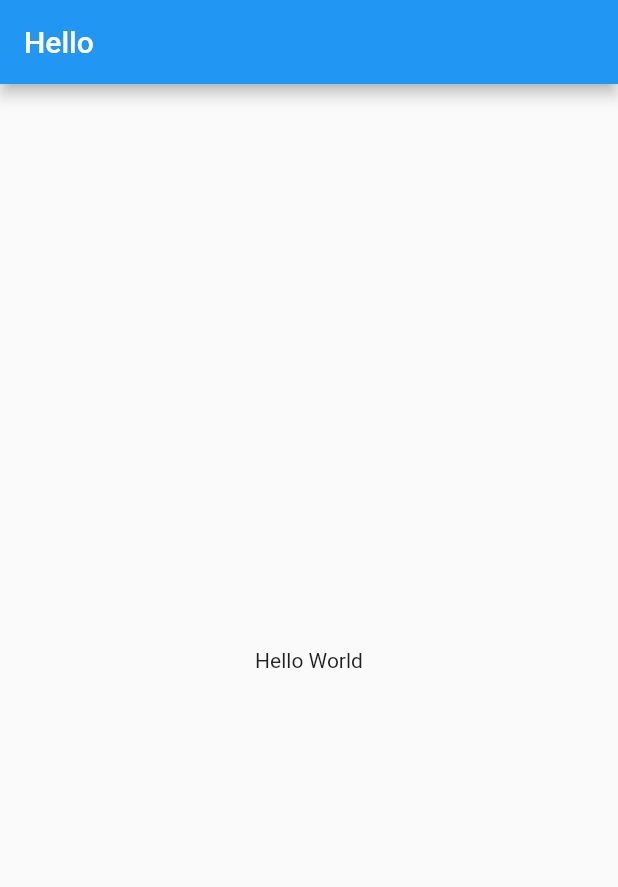
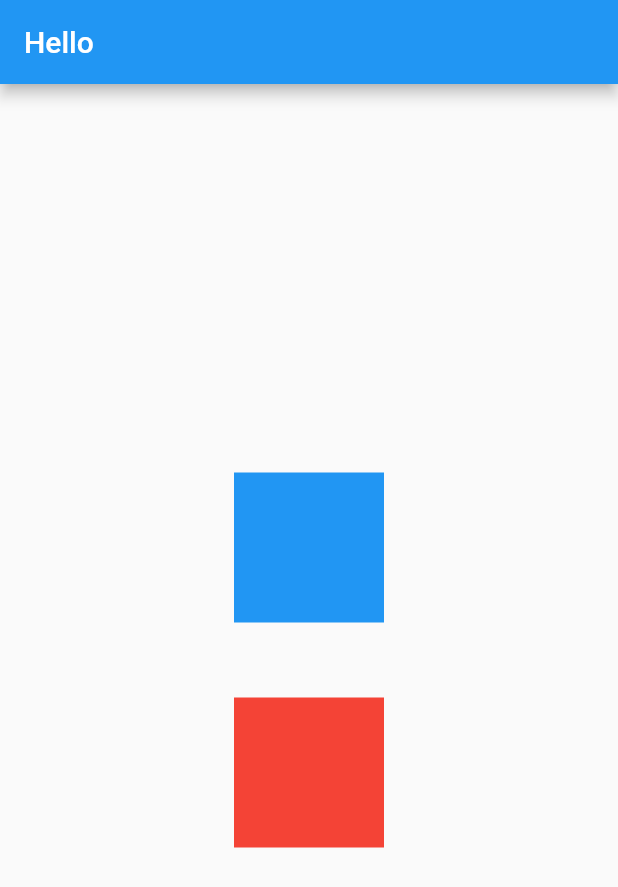
Before and after one commit to moshOntong-IT/flutter_forward, a Flutter app: the screen it shows after launch, on a phone screen of 412 x 824 dp. Shown: the top 887 px of the screen. Run offline on Flutter 3.47's test engine with Material 2 defaults, Android fonts, the phone set to English and light mode, and no system bars.

Commit message:
Update home_screen.dart
added column widget

```diff
--- a/lib/screen/home_screen.dart
+++ b/lib/screen/home_screen.dart
@@ -5,25 +5,44 @@ class HomeScreen extends StatelessWidget {
 
   @override
   Widget build(BuildContext context) {
-    ///In Flutter, a scaffold is a basic skeletal structure that provides
-    ///support for visual elements such as the app bar, bottom navigation bar,
-    ///and floating action button. It also provides a framework to implement
-    ///drawer and bottom sheet behavior. The Scaffold widget is a Material
-    ///Design container that provides a visual structure for an app's layout.
+    ///* In Flutter, a scaffold is a basic skeletal structure that provides
+    ///* support for visual elements such as the app bar, bottom navigation bar,
+    ///* and floating action button. It also provides a framework to implement
+    ///* drawer and bottom sheet behavior. The Scaffold widget is a Material
+    ///* Design container that provides a visual structure for an app's layout.
     return Scaffold(
       appBar: AppBar(
         title: const Text(
           'Hello',
         ),
       ),
+      body: Column(
+        mainAxisAlignment: MainAxisAlignment.center,
+        children: [
+          Center(
+            child: Container(
+              color: Colors.blue,
+              height: 100,
+              width: 100,
+            ),
+          ),
 
-      ///notch, status bar, or navigation bar. as the
-      body: const SafeArea(
-        child: Center(
-          child: Text(
-            'Hello World',
+          ///* The SizedBox widget that is used in the provided code snippet
+          ///* is used to create a fixed amount of empty space between the two
+          ///* Container widgets. The height property of the SizedBox widget is
+          ///* set to 50, which means that there will be 50 pixels of empty
+          ///* space between the two Container widgets.
+          const SizedBox(
+            height: 50,
           ),
-        ),
+          Center(
+            child: Container(
+              color: Colors.red,
+              height: 100,
+              width: 100,
+            ),
+          ),
+        ],
       ),
     );
   }
```
